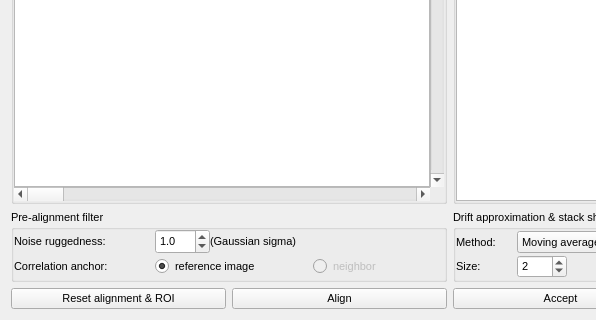
Above: showalign2.ui from mlerotic/spectromicroscopy before the change; both pictures show x 0 to 596 and y 180 to 500 of the 900 by 500 pixel window. Below: the same form after it.
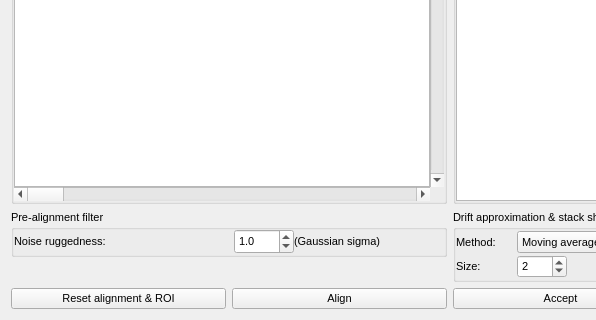
That is the form after the change. Custom widgets are drawn as their Qt base class.

What changed in the file:
```diff
--- a/showalign2.ui
+++ b/showalign2.ui
@@ -417,7 +417,7 @@
       </layout>
      </item>
      <item row="1" column="0">
-      <layout class="QGridLayout" name="gridLayout_5" rowstretch="0,0" rowminimumheight="0,0">
+      <layout class="QGridLayout" name="gridLayout_5" rowstretch="0,0,0">
        <property name="bottomMargin">
         <number>0</number>
        </property>
@@ -474,41 +474,6 @@
             <property name="verticalSpacing">
              <number>0</number>
             </property>
-            <item row="1" column="0">
-             <widget class="QLabel" name="label_2">
-              <property name="minimumSize">
-               <size>
-                <width>0</width>
-                <height>25</height>
-               </size>
-              </property>
-              <property name="maximumSize">
-               <size>
-                <width>16777215</width>
-                <height>25</height>
-               </size>
-              </property>
-              <property name="text">
-               <string>Correlation anchor:</string>
-              </property>
-             </widget>
-            </item>
-            <item row="1" column="1">
-             <widget class="QRadioButton" name="rB_referenced">
-              <property name="minimumSize">
-               <size>
-                <width>0</width>
-                <height>25</height>
-               </size>
-              </property>
-              <property name="text">
-               <string>reference image</string>
-              </property>
-              <property name="checked">
-               <bool>true</bool>
-              </property>
-             </widget>
-            </item>
             <item row="0" column="0">
              <widget class="QLabel" name="label">
               <property name="minimumSize">
@@ -528,19 +493,6 @@
               </property>
              </widget>
             </item>
-            <item row="1" column="2">
-             <widget class="QRadioButton" name="rB_consecutive">
-              <property name="enabled">
-               <bool>false</bool>
-              </property>
-              <property name="text">
-               <string>neighbor</string>
-              </property>
-              <property name="checked">
-               <bool>false</bool>
-              </property>
-             </widget>
-            </item>
             <item row="0" column="1">
              <layout class="QHBoxLayout" name="horizontalLayout_7">
               <property name="rightMargin">
@@ -597,7 +549,7 @@
          </layout>
         </widget>
        </item>
-       <item row="1" column="0">
+       <item row="2" column="0">
         <layout class="QHBoxLayout" name="horizontalLayout_2">
          <property name="spacing">
           <number>6</number>
@@ -633,6 +585,22 @@
          </item>
         </layout>
        </item>
+       <item row="1" column="0">
+        <spacer name="verticalSpacer">
+         <property name="orientation">
+          <enum>Qt::Vertical</enum>
+         </property>
+         <property name="sizeType">
+          <enum>QSizePolicy::Minimum</enum>
+         </property>
+         <property name="sizeHint" stdset="0">
+          <size>
+           <width>20</width>
+           <height>25</height>
+          </size>
+         </property>
+        </spacer>
+       </item>
       </layout>
      </item>
     </layout>
```
